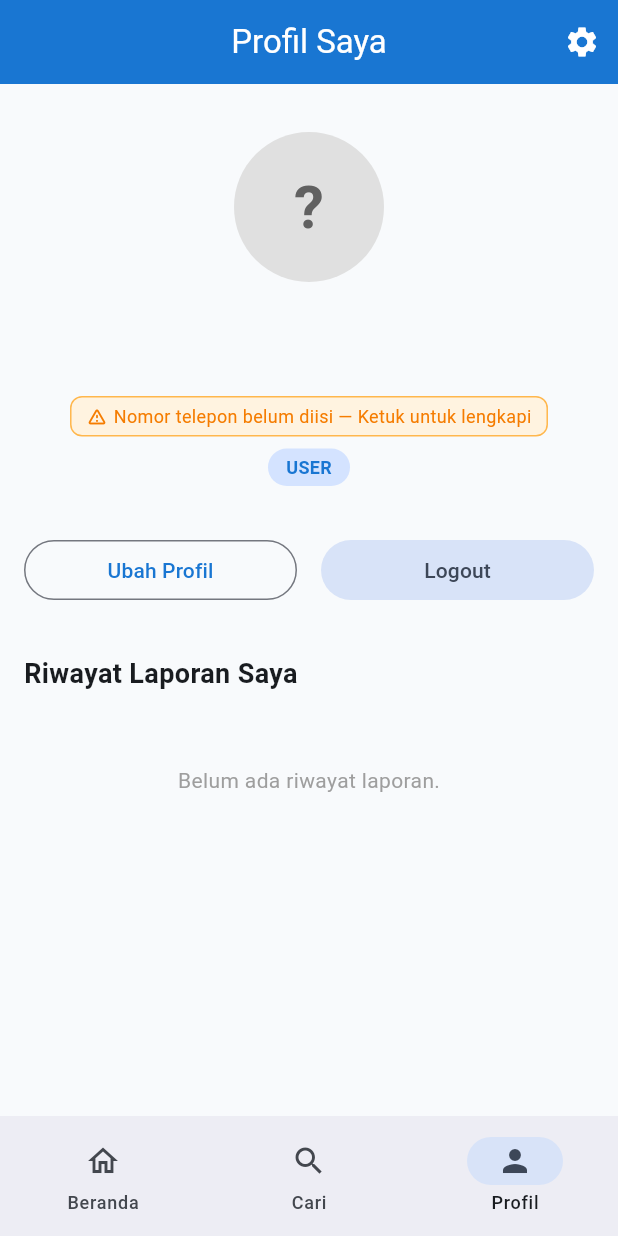
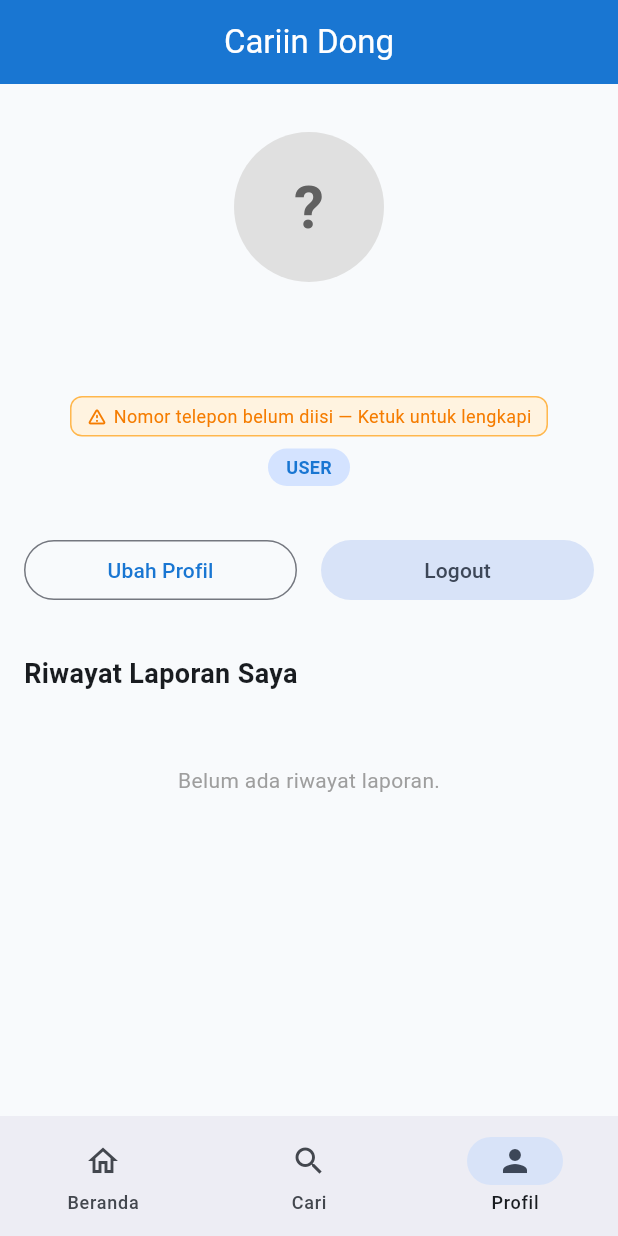
Before and after one commit to jeflijonathan/CariinDong-App, a Flutter app: the screen it shows once a user with an empty profile is signed in, item 3 of the bottom bar chosen, on a phone screen of 412 x 824 dp. Run offline on Flutter 3.47's test engine with Material 3 defaults, Android fonts, the phone set to English and light mode, and no system bars; our stand-ins replace cloud_firestore, firebase_auth, firebase_core, firebase_storage, flutter_map, font_awesome_flutter and 5 more; accounts and stored records are empty.

```diff
--- a/lib/ui/profile/profile_page.dart
+++ b/lib/ui/profile/profile_page.dart
@@ -14,23 +14,12 @@ class ProfilePage extends StatelessWidget {
     final appState = Provider.of<AppState>(context);
     final user = appState.currentUser;
 
-    // Filter items belonging to current user
     final userItems = appState.items
         .where((i) => i.reporterName == user.name)
         .toList();
 
     return Scaffold(
-      appBar: AppBar(
-        title: const Text('Profil Saya'),
-        actions: [
-          IconButton(
-            icon: const Icon(Icons.settings),
-            onPressed: () {
-              // Settings dummy
-            },
-          ),
-        ],
-      ),
+      appBar: AppBar(title: const Text('Cariin Dong')),
       body: CustomScrollView(
         slivers: [
           SliverToBoxAdapter(
```
